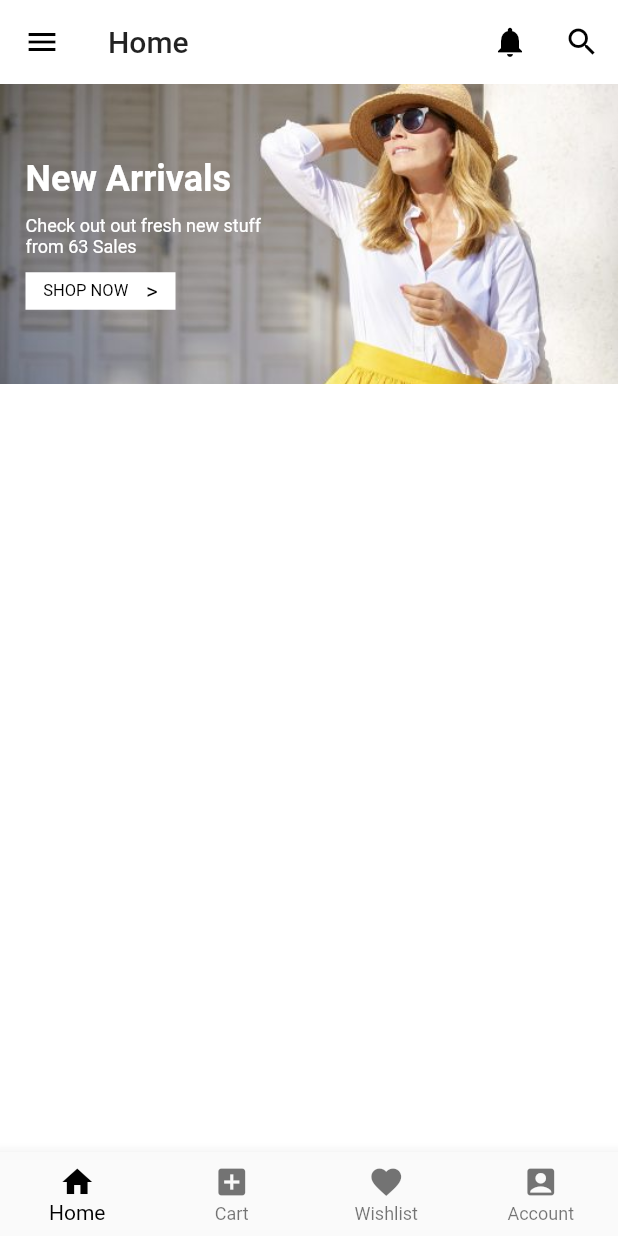
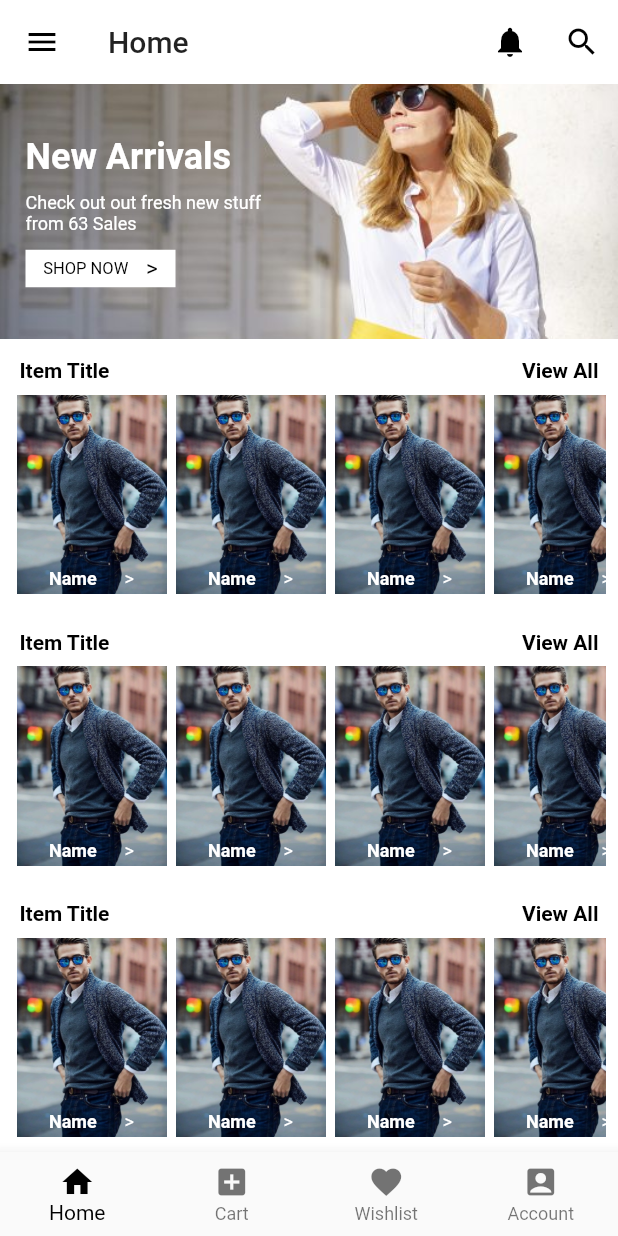
Before and after one commit to samaralii/StoreApp, a Flutter app: the screen it shows after launch, on a phone screen of 412 x 824 dp. Run offline on Flutter 3.47's test engine with Material 2 defaults, Android fonts, the phone set to English and light mode, and no system bars.

Commit message:
work on nested listview

```diff
--- a/lib/features/home/home.dart
+++ b/lib/features/home/home.dart
@@ -8,7 +8,7 @@ class Home extends StatelessWidget {
 
   Widget topView() {
     return Container(
-        height: 200.0,
+        height: 170.0,
         child: PageView(
           controller: controller,
           children: <Widget>[
@@ -24,11 +24,8 @@ class Home extends StatelessWidget {
       children: <Widget>[
         Container(
           decoration: BoxDecoration(
-            image: DecorationImage(
-              image: AssetImage("assets/sample1.jpg"),
-              fit: BoxFit.cover
-            )
-          ),
+              image: DecorationImage(
+                  image: AssetImage("assets/sample1.jpg"), fit: BoxFit.cover)),
         ),
         Container(
           margin: EdgeInsets.only(left: 17.0),
@@ -78,8 +75,111 @@ class Home extends StatelessWidget {
     print("object");
   }
 
+  Widget storeItemsList() {
+    return Expanded(
+      child: ListView.builder(
+        itemCount: 10,
+        itemBuilder: (context, position) {
+          return storeItems();
+        },
+      ),
+    );
+  }
+
+  Widget storeItems() {
+    return Container(
+      height: 165.0,
+      margin: EdgeInsets.all(8.0),
+      child: Column(
+        children: <Widget>[
+          Container(
+            margin: EdgeInsets.all(5.0),
+            child: Row(
+              children: <Widget>[
+                Expanded(
+                    child: Text(
+                  "Item Title",
+                  style: TextStyle(
+                      color: Colors.black, fontWeight: FontWeight.bold),
+                )),
+                Expanded(
+                    child: Text(
+                  "View All",
+                  textAlign: TextAlign.end,
+                  style: TextStyle(
+                      color: Colors.black, fontWeight: FontWeight.bold),
+                )),
+              ],
+            ),
+          ),
+          subItemsList()
+        ],
+      ),
+    );
+  }
+
+  Widget subItemsList() {
+    return Expanded(
+      child: ListView.builder(
+        scrollDirection: Axis.horizontal,
+        itemCount: 20,
+        itemBuilder: (context, index) {
+          return subItems();
+        },
+      ),
+    );
+  }
+
+  Widget subItems() {
+    return Container(
+      margin: EdgeInsets.all(3.0),
+      height: 155.0,
+      width: 100.0,
+      child: Stack(
+        children: <Widget>[
+          Container(
+            decoration: BoxDecoration(
+              image: DecorationImage(
+                image: AssetImage('assets/sample2.jpg'),
+                fit: BoxFit.cover
+              )
+            ),
+          ),
+          Align(
+            alignment: Alignment.bottomLeft,
+            child: Container(
+                margin: EdgeInsets.all(3.0),
+                child: Row(
+                  mainAxisAlignment: MainAxisAlignment.spaceEvenly,
+                  crossAxisAlignment: CrossAxisAlignment.center,
+                  children: <Widget>[
+                    Text(
+                      "Name",
+                      textAlign: TextAlign.start,
+                      style: TextStyle(
+                          fontWeight: FontWeight.bold,
+                          fontSize: 12.0,
+                          color: Colors.white),
+                    ),
+                    Text(
+                      ">",
+                      textAlign: TextAlign.end,
+                      style: TextStyle(
+                          fontSize: 12.0,
+                          color: Colors.white,),
+                    ),
+                  ],
+                )),
+          )
+        ],
+      ),
+    );
+  }
+
   @override
   Widget build(BuildContext context) {
-    return topView();
+    return Column(
+      children: <Widget>[topView(), storeItemsList()],
+    );
   }
 }
--- a/lib/features/home/main_page.dart
+++ b/lib/features/home/main_page.dart
@@ -45,10 +45,20 @@ class MyAppState extends State<MyApp> {
         padding: EdgeInsets.all(0.0),
         children: <Widget>[
           DrawerHeader(
-            child: Text("63 Sales"),
+            child: Container(
+              height: 20.0,
+              width: 50.0,
+              child: Text(
+                "",
+                style:
+                    TextStyle(fontWeight: FontWeight.bold, color: Colors.white),
+              ),
+            ),
             decoration: BoxDecoration(
-              color: Colors.blue,
-            ),
+                color: Colors.blue,
+                image: DecorationImage(
+                    image: AssetImage('assets/sample3.jpeg'),
+                    fit: BoxFit.cover)),
           ),
           ListTile(
             title: Text('Categories 1'),
--- a/pubspec.yaml
+++ b/pubspec.yaml
@@ -41,6 +41,8 @@ flutter:
   # To add assets to your application, add an assets section, like this:
   assets:
    - assets/sample1.jpg
+   - assets/sample2.jpg
+   - assets/sample3.jpeg
   #  - images/a_dot_ham.jpeg
 
   # An image asset can refer to one or more resolution-specific "variants", see
```
Also changed, not shown: assets/sample2.jpg (added), assets/sample3.jpeg (added).
